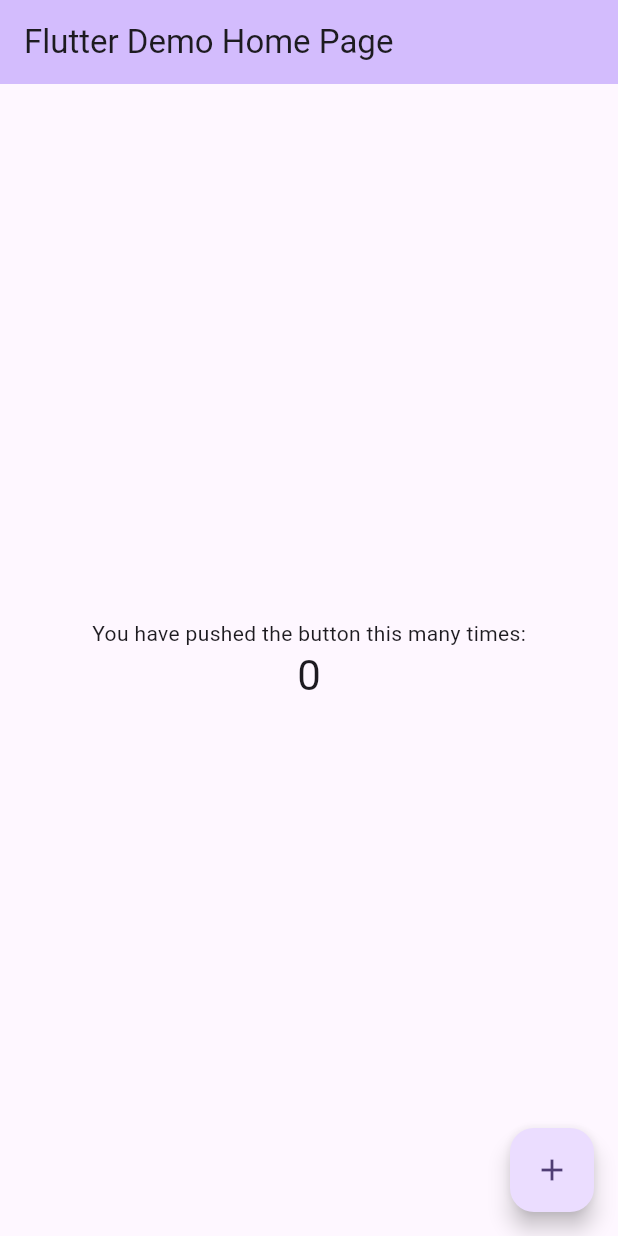
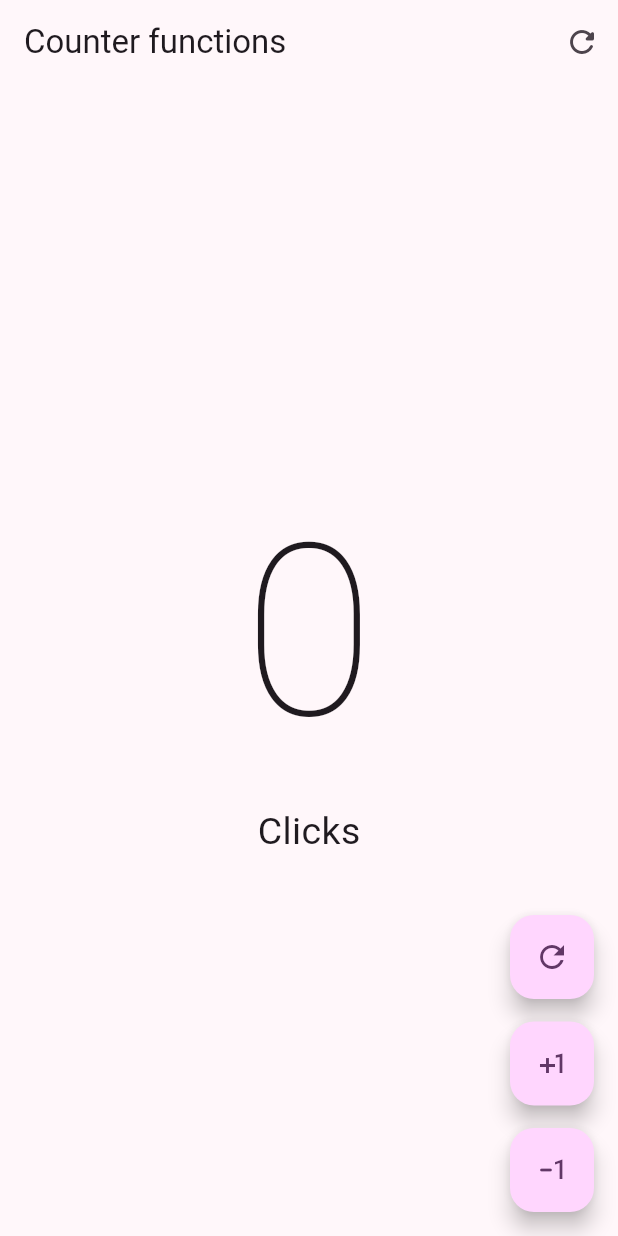
Before and after one commit to Maxson59/Curso-Flutter, a Flutter app: the screen it shows after launch, on a phone screen of 412 x 824 dp. Run offline on Flutter 3.47's test engine with Material 3 defaults, Android fonts, the phone set to English and light mode, and no system bars.

Commit message:
FEAT(counter/lib/): Added the modules showed in the course to develop the counter app.

```diff
--- a/counter/lib/main.dart
+++ b/counter/lib/main.dart
@@ -1,4 +1,6 @@
 import 'package:flutter/material.dart';
+import 'package:counter/presentantion/screens/counter/counter_screen_functions.dart';
+// import 'package:flutter_application_1/presentantion/screens/counter/counter_screen.dart';
 
 void main() {
   runApp(const MyApp());
@@ -7,119 +9,16 @@ void main() {
 class MyApp extends StatelessWidget {
   const MyApp({super.key});
 
-  // This widget is the root of your application.
   @override
   Widget build(BuildContext context) {
-    return MaterialApp(
-      title: 'Flutter Demo',
+    return  MaterialApp(
+      debugShowCheckedModeBanner: false,
       theme: ThemeData(
-        // This is the theme of your application.
-        //
-        // TRY THIS: Try running your application with "flutter run". You'll see
-        // the application has a purple toolbar. Then, without quitting the app,
-        // try changing the seedColor in the colorScheme below to Colors.green
-        // and then invoke "hot reload" (save your changes or press the "hot
-        // reload" button in a Flutter-supported IDE, or press "r" if you used
-        // the command line to start the app).
-        //
-        // Notice that the counter didn't reset back to zero; the application
-        // state is not lost during the reload. To reset the state, use hot
-        // restart instead.
-        //
-        // This works for code too, not just values: Most code changes can be
-        // tested with just a hot reload.
-        colorScheme: ColorScheme.fromSeed(seedColor: Colors.deepPurple),
         useMaterial3: true,
-      ),
-      home: const MyHomePage(title: 'Flutter Demo Home Page'),
+        colorSchemeSeed: Colors.purple),
+      // home: const CounterScreen()
+      home: const CounterFunctionScreen()
     );
   }
+
 }
-
-class MyHomePage extends StatefulWidget {
-  const MyHomePage({super.key, required this.title});
-
-  // This widget is the home page of your application. It is stateful, meaning
-  // that it has a State object (defined below) that contains fields that affect
-  // how it looks.
-
-  // This class is the configuration for the state. It holds the values (in this
-  // case the title) provided by the parent (in this case the App widget) and
-  // used by the build method of the State. Fields in a Widget subclass are
-  // always marked "final".
-
-  final String title;
-
-  @override
-  State<MyHomePage> createState() => _MyHomePageState();
-}
-
-class _MyHomePageState extends State<MyHomePage> {
-  int _counter = 0;
-
-  void _incrementCounter() {
-    setState(() {
-      // This call to setState tells the Flutter framework that something has
-      // changed in this State, which causes it to rerun the build method below
-      // so that the display can reflect the updated values. If we changed
-      // _counter without calling setState(), then the build method would not be
-      // called again, and so nothing would appear to happen.
-      _counter++;
-    });
-  }
-
-  @override
-  Widget build(BuildContext context) {
-    // This method is rerun every time setState is called, for instance as done
-    // by the _incrementCounter method above.
-    //
-    // The Flutter framework has been optimized to make rerunning build methods
-    // fast, so that you can just rebuild anything that needs updating rather
-    // than having to individually change instances of widgets.
-    return Scaffold(
-      appBar: AppBar(
-        // TRY THIS: Try changing the color here to a specific color (to
-        // Colors.amber, perhaps?) and trigger a hot reload to see the AppBar
-        // change color while the other colors stay the same.
-        backgroundColor: Theme.of(context).colorScheme.inversePrimary,
-        // Here we take the value from the MyHomePage object that was created by
-        // the App.build method, and use it to set our appbar title.
-        title: Text(widget.title),
-      ),
-      body: Center(
-        // Center is a layout widget. It takes a single child and positions it
-        // in the middle of the parent.
-        child: Column(
-          // Column is also a layout widget. It takes a list of children and
-          // arranges them vertically. By default, it sizes itself to fit its
-          // children horizontally, and tries to be as tall as its parent.
-          //
-          // Column has various properties to control how it sizes itself and
-          // how it positions its children. Here we use mainAxisAlignment to
-          // center the children vertically; the main axis here is the vertical
-          // axis because Columns are vertical (the cross axis would be
-          // horizontal).
-          //
-          // TRY THIS: Invoke "debug painting" (choose the "Toggle Debug Paint"
-          // action in the IDE, or press "p" in the console), to see the
-          // wireframe for each widget.
-          mainAxisAlignment: MainAxisAlignment.center,
-          children: <Widget>[
-            const Text(
-              'You have pushed the button this many times:',
-            ),
-            Text(
-              '$_counter',
-              style: Theme.of(context).textTheme.headlineMedium,
-            ),
-          ],
-        ),
-      ),
-      floatingActionButton: FloatingActionButton(
-        onPressed: _incrementCounter,
-        tooltip: 'Increment',
-        child: const Icon(Icons.add),
-      ), // This trailing comma makes auto-formatting nicer for build methods.
-    );
-  }
-}
--- /dev/null
+++ b/counter/lib/presentantion/screens/counter/counter_screen_functions.dart
@@ -0,0 +1,103 @@
+import 'package:flutter/material.dart';
+
+
+class CounterFunctionScreen extends StatefulWidget {
+  const CounterFunctionScreen({super.key});
+
+  @override
+  State<CounterFunctionScreen> createState() => _CounterFunctionScreenState();
+}
+
+class _CounterFunctionScreenState extends State<CounterFunctionScreen> {
+
+  int clickCounter = 0;
+
+  @override
+  Widget build(BuildContext context) {
+    return  Scaffold(
+      appBar: AppBar(
+        // * EL LEADING UNICAMENTE PERMITE UN WIDGET
+        // leading: IconButton(
+        //   icon: const Icon(Icons.refresh_rounded),
+        //   onPressed: () {  },
+        // ),
+        actions: [
+          IconButton(
+          icon: const Icon(Icons.refresh_rounded),
+          onPressed: () {
+            setState(() {
+              clickCounter = 0;
+            });
+           },
+        ),
+        ],
+        title: const Text(('Counter functions')),
+      ),
+      body: Center(
+        child: Column(
+          mainAxisAlignment: MainAxisAlignment.center,
+          children:  [
+            Text('$clickCounter', style: const TextStyle(
+              fontSize: 160,
+              fontWeight: FontWeight.w100
+            ),),
+            Text('Click${clickCounter == 1 ? '':'s'}', style: const TextStyle(
+              fontSize: 25))
+          ],
+      )),
+      floatingActionButton: Column(
+        mainAxisAlignment: MainAxisAlignment.end,
+        children:  [
+      CustomButton(
+        icon: Icons.refresh_outlined,
+        onPressed: () {
+          clickCounter = 0;
+          setState(() {});
+        },
+      ),
+      const SizedBox(
+        height: 15,
+      ),
+      CustomButton(
+        icon: Icons.plus_one_outlined,
+        onPressed: () {
+          clickCounter++;
+          setState(() {});
+        },
+      ),
+      const SizedBox(
+        height: 15,
+      ),
+      CustomButton(
+        icon: Icons.exposure_minus_1_rounded,
+        onPressed: () {
+          if(clickCounter == 0) return;
+          clickCounter--;
+          setState(() {});
+        },
+      ),
+      ],),
+    );
+
+  }
+}
+
+class CustomButton extends StatelessWidget {
+
+  final IconData icon;
+  final VoidCallback? onPressed;
+
+  const CustomButton({
+    super.key,
+    required this.icon,
+    this.onPressed
+  });
+
+  @override
+  Widget build(BuildContext context) {
+    return FloatingActionButton(
+      onPressed: onPressed,
+      child: Icon(icon),
+    );
+  }
+}
```
Also changed, not shown: counter/lib/presentantion/screens/counter/counter_screen.dart (added, +66 -0 lines).
